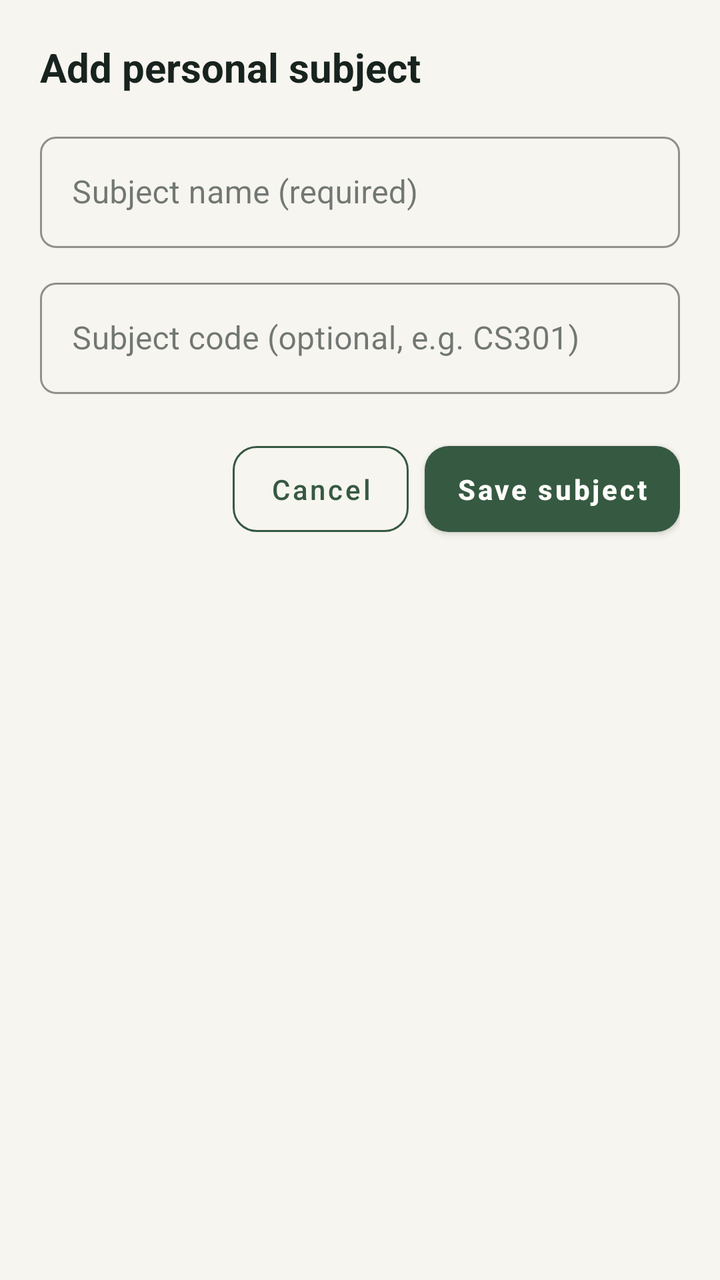
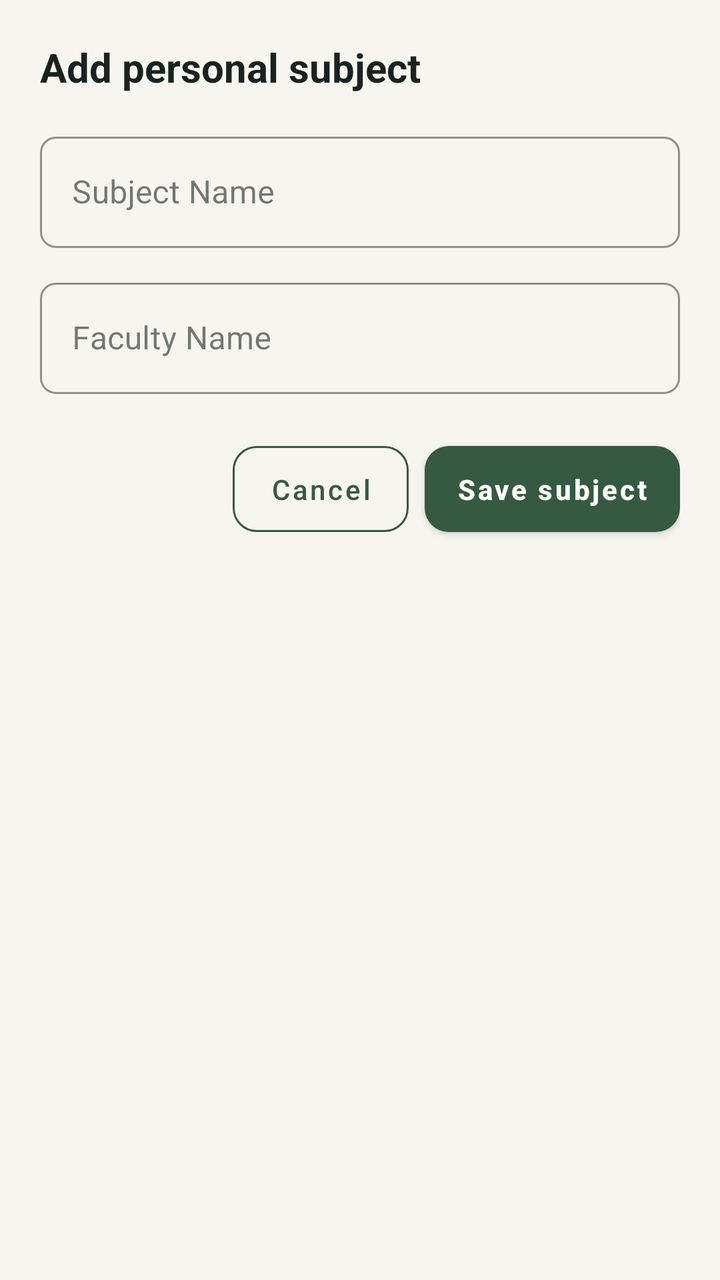

Screens rendered from an Android XML layout before and after an edit, with the pre-edit source and the edit as a unified diff.
<!-- AndroidManifest.xml: application theme Theme.Ishaan_student_app -->
<!-- res/layout/dialog_add_personal_subject.xml -->
<?xml version="1.0" encoding="utf-8"?>
<LinearLayout xmlns:android="http://schemas.android.com/apk/res/android"
    android:layout_width="match_parent"
    android:layout_height="wrap_content"
    android:orientation="vertical"
    android:padding="@dimen/spacing_20">

    <TextView
        android:id="@+id/tv_dialog_subject_title"
        android:layout_width="wrap_content"
        android:layout_height="wrap_content"
        android:text="@string/dialog_add_subject_title"
        android:textColor="@color/ink_primary"
        android:textSize="@dimen/text_title"
        android:textStyle="bold" />

    
    <com.google.android.material.textfield.TextInputLayout
        style="@style/Widget.CampusMate.TextInputLayout"
        android:layout_width="match_parent"
        android:layout_height="wrap_content"
        android:layout_marginTop="@dimen/spacing_16"
        android:hint="@string/subject_name_required">

        <com.google.android.material.textfield.TextInputEditText
            android:id="@+id/et_subject_name"
            android:layout_width="match_parent"
            android:layout_height="wrap_content"
            android:inputType="textPersonName"
            android:maxLines="1"
            android:textColor="@color/ink_primary" />
    </com.google.android.material.textfield.TextInputLayout>

    
    <com.google.android.material.textfield.TextInputLayout
        style="@style/Widget.CampusMate.TextInputLayout"
        android:layout_width="match_parent"
        android:layout_height="wrap_content"
        android:layout_marginTop="@dimen/spacing_12"
        android:hint="@string/subject_code_optional">

        <com.google.android.material.textfield.TextInputEditText
            android:id="@+id/et_subject_code"
            android:layout_width="match_parent"
            android:layout_height="wrap_content"
            android:inputType="textCapCharacters"
            android:maxLines="1"
            android:textColor="@color/ink_primary" />
    </com.google.android.material.textfield.TextInputLayout>

    
    <LinearLayout
        android:layout_width="match_parent"
        android:layout_height="wrap_content"
        android:layout_marginTop="@dimen/spacing_20"
        android:gravity="end"
        android:orientation="horizontal">

        <com.google.android.material.button.MaterialButton
            android:id="@+id/btn_subject_cancel"
            style="@style/Widget.CampusMate.Button.Outlined"
            android:layout_width="wrap_content"
            android:layout_height="wrap_content"
            android:layout_marginEnd="@dimen/spacing_8"
            android:text="@string/action_cancel" />

        <com.google.android.material.button.MaterialButton
            android:id="@+id/btn_subject_save"
            style="@style/Widget.CampusMate.Button.Primary"
            android:layout_width="wrap_content"
            android:layout_height="wrap_content"
            android:text="@string/subject_save" />
    </LinearLayout>

</LinearLayout>
<!-- resources referenced by this layout -->
<resources>
  <color name="ink_primary">#18231F</color>
  <dimen name="spacing_12">12dp</dimen>
  <dimen name="spacing_16">16dp</dimen>
  <dimen name="spacing_20">20dp</dimen>
  <dimen name="spacing_8">8dp</dimen>
  <dimen name="text_title">20sp</dimen>
  <string name="action_cancel">Cancel</string>
  <string name="dialog_add_subject_title">Add personal subject</string>
  <string name="subject_code_optional">Subject code (optional, e.g. CS301)</string>
  <string name="subject_name_required">Subject name (required)</string>
  <string name="subject_save">Save subject</string>
  <style name="Widget.CampusMate.Button.Outlined" parent="Widget.MaterialComponents.Button.OutlinedButton">
          <item name="strokeColor">@color/accent_moss</item>
          <item name="strokeWidth">1dp</item>
          <item name="android:textColor">@color/accent_moss</item>
          <item name="android:paddingTop">@dimen/spacing_12</item>
          <item name="android:paddingBottom">@dimen/spacing_12</item>
          <item name="android:minHeight">@dimen/min_touch_target</item>
          <item name="cornerRadius">@dimen/corner_radius_medium</item>
          <item name="android:textAllCaps">false</item>
      </style>
  <style name="Widget.CampusMate.Button.Primary" parent="Widget.MaterialComponents.Button">
          <item name="backgroundTint">@color/accent_moss</item>
          <item name="android:textColor">@color/surface_warm_white</item>
          <item name="android:paddingTop">@dimen/spacing_12</item>
          <item name="android:paddingBottom">@dimen/spacing_12</item>
          <item name="android:minHeight">@dimen/min_touch_target</item>
          <item name="cornerRadius">@dimen/corner_radius_medium</item>
          <item name="android:textAllCaps">false</item>
          <item name="android:textStyle">bold</item>
      </style>
  <style name="Widget.CampusMate.TextInputLayout" parent="Widget.MaterialComponents.TextInputLayout.OutlinedBox">
          <item name="boxStrokeColor">@color/border_subtle_grey</item>
          <item name="boxStrokeWidth">1dp</item>
  
          <item name="hintTextColor">@color/text_secondary_slate</item>
          <item name="boxCornerRadiusTopStart">@dimen/corner_radius_small</item>
          <item name="boxCornerRadiusTopEnd">@dimen/corner_radius_small</item>
          <item name="boxCornerRadiusBottomStart">@dimen/corner_radius_small</item>
          <item name="boxCornerRadiusBottomEnd">@dimen/corner_radius_small</item>
      </style>
  <style name="Theme.Ishaan_student_app" parent="Theme.MaterialComponents.Light.NoActionBar">
          
          <item name="colorPrimary">@color/accent_moss</item>
          <item name="colorPrimaryVariant">@color/accent_moss</item>
          <item name="colorOnPrimary">@color/surface_warm_white</item>
  
          
          <item name="colorSecondary">@color/accent_persimmon</item>
          <item name="colorSecondaryVariant">@color/accent_persimmon</item>
          <item name="colorOnSecondary">@color/surface_warm_white</item>
  
          
          <item name="android:windowBackground">@color/canvas_warm_paper</item>
          <item name="colorSurface">@color/surface_warm_white</item>
          <item name="colorOnSurface">@color/ink_primary</item>
  
          
          <item name="android:statusBarColor">@color/canvas_warm_paper</item>
          <item name="android:windowLightStatusBar">true</item>
      </style>
  <color name="accent_moss">#365942</color>
  <dimen name="min_touch_target">48dp</dimen>
  <dimen name="corner_radius_medium">12dp</dimen>
  <color name="surface_warm_white">#FFFEFA</color>
  <color name="border_subtle_grey">#DDDCD3</color>
  <color name="text_secondary_slate">#66716B</color>
  <dimen name="corner_radius_small">8dp</dimen>
  <color name="accent_persimmon">#A94327</color>
  <color name="canvas_warm_paper">#F7F5EF</color>
</resources>

<!-- the commit's change to res/layout/dialog_add_personal_subject.xml (unified diff, before → after) -->
@@ -26,7 +26,7 @@
             android:id="@+id/et_subject_name"
             android:layout_width="match_parent"
             android:layout_height="wrap_content"
-            android:inputType="textPersonName"
+            android:inputType="textPersonName|textCapWords"
             android:maxLines="1"
             android:textColor="@color/ink_primary" />
     </com.google.android.material.textfield.TextInputLayout>
@@ -43,7 +43,7 @@
             android:id="@+id/et_subject_code"
             android:layout_width="match_parent"
             android:layout_height="wrap_content"
-            android:inputType="textCapCharacters"
+            android:inputType="textPersonName|textCapWords"
             android:maxLines="1"
             android:textColor="@color/ink_primary" />
     </com.google.android.material.textfield.TextInputLayout>
<!-- resource entries referenced after the edit -->
@@ -8,8 +8,8 @@
   <dimen name="text_title">20sp</dimen>
   <string name="action_cancel">Cancel</string>
   <string name="dialog_add_subject_title">Add personal subject</string>
-  <string name="subject_code_optional">Subject code (optional, e.g. CS301)</string>
-  <string name="subject_name_required">Subject name (required)</string>
+  <string name="subject_code_optional">Faculty Name</string>
+  <string name="subject_name_required">Subject Name</string>
   <string name="subject_save">Save subject</string>
   <style name="Widget.CampusMate.Button.Outlined" parent="Widget.MaterialComponents.Button.OutlinedButton">
           <item name="strokeColor">@color/accent_moss</item>
